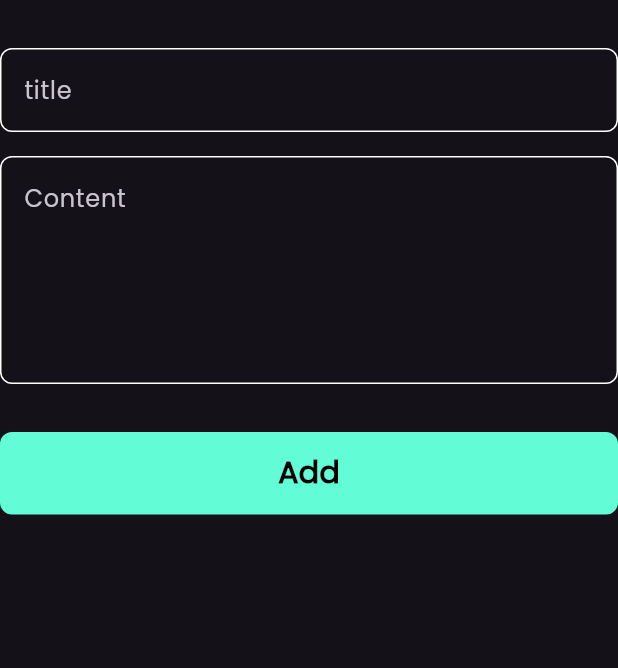
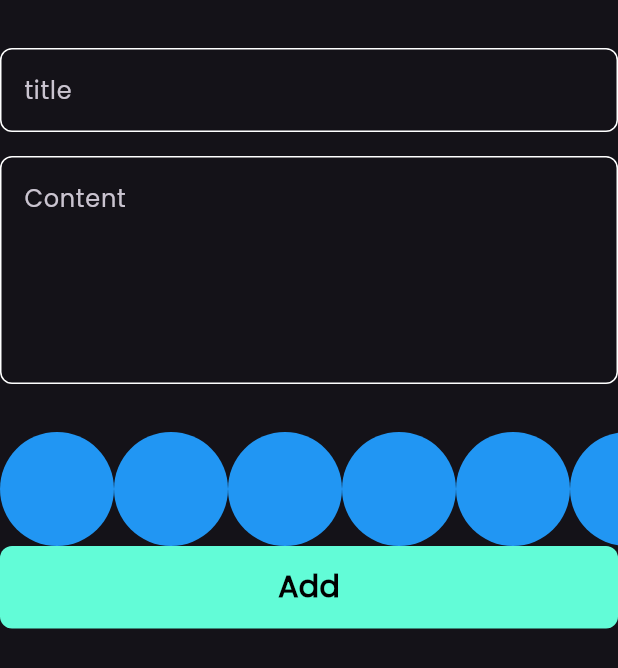
Before and after one commit to yasmeenwaleed2000/notes_app, a Flutter app: the AddNoteForm widget shown alone on an empty page, opened directly, on a phone screen of 412 x 824 dp. Shown: the top 668 px of the screen. Run offline on Flutter 3.47's test engine with Material 3 defaults, Android fonts, the phone set to English and light mode, and no system bars; our stand-ins replace bloc, flutter_bloc, hive, hive_flutter; accounts and stored records are empty.

Commit message:
create colors list view part one

```diff
--- a/notes_app/lib/widgets/add_note_form.dart
+++ b/notes_app/lib/widgets/add_note_form.dart
@@ -3,6 +3,7 @@ import 'package:flutter_bloc/flutter_bloc.dart';
 import 'package:intl/intl.dart';
 import 'package:notes_app/cubits/add_note_cubit/add_note_cubit.dart';
 import 'package:notes_app/models/note_model.dart';
+import 'package:notes_app/widgets/colors_list_view.dart';
 import 'package:notes_app/widgets/custom_button.dart';
 import 'package:notes_app/widgets/custom_text_field.dart';
 
@@ -42,6 +43,9 @@ class _AddNoteFormState extends State<AddNoteForm> {
 
           SizedBox(height: 32),
 
+            ColorListView(),
+
+
           BlocBuilder<AddNoteCubit, AddNoteState>(
             builder: (context, state) {
               return CustomButton(
--- /dev/null
+++ b/notes_app/lib/widgets/colors_list_view.dart
@@ -0,0 +1,33 @@
+import 'package:flutter/material.dart';
+
+class ColorItem extends StatelessWidget {
+  const ColorItem({super.key});
+
+  @override
+  Widget build(BuildContext context) {
+    return CircleAvatar(
+      radius: 38,
+      backgroundColor: Colors.blue,
+    );
+  }
+}
+
+
+
+class ColorListView extends StatelessWidget {
+  const ColorListView({super.key});
+
+  @override
+  Widget build(BuildContext context) {
+    return SizedBox(
+      height: 38*2,
+      child: ListView.builder(
+        itemCount: 10,
+        scrollDirection:Axis.horizontal,
+        itemBuilder:(context, index) {
+          return ColorItem();
+        },
+      ),
+    );
+  }
+}
```
